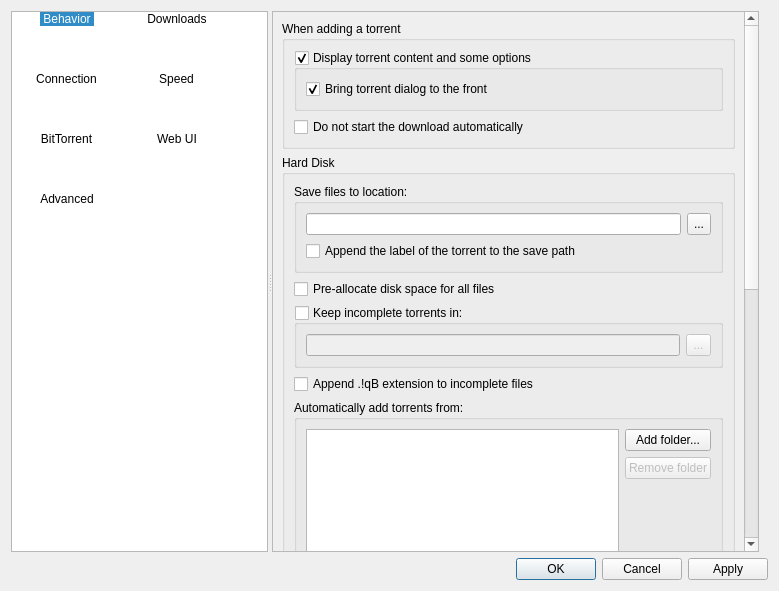
Above: src/gui/options.ui from qbittorrent/qBittorrent before the change. Below: the same form after it.
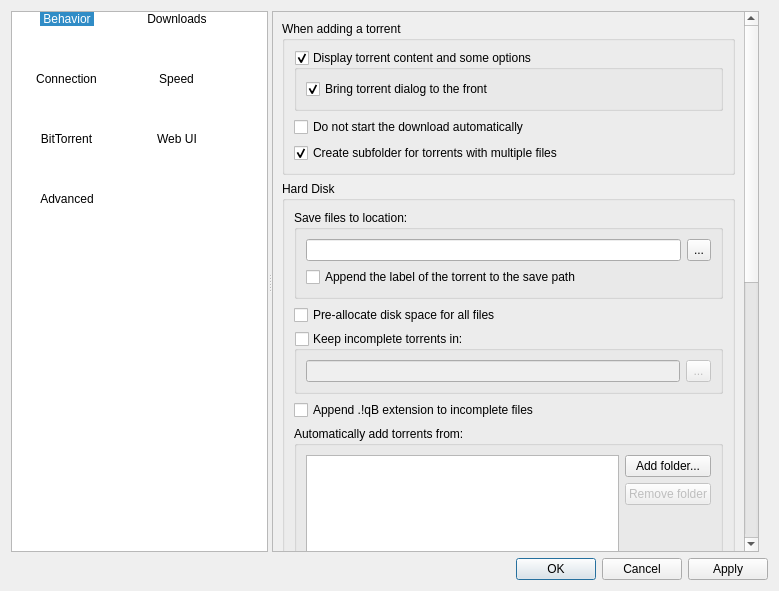
That is the form after the change. The open tabs and pages were chosen to show the change. Icons and pictures are not drawn.

Commit message: Setting for creating subfolder on multifile torrents. Closes #588.

Patch:
```diff
--- a/src/gui/options.ui
+++ b/src/gui/options.ui
@@ -521,7 +521,7 @@
              <x>0</x>
              <y>0</y>
              <width>454</width>
-             <height>942</height>
+             <height>890</height>
             </rect>
            </property>
            <layout class="QVBoxLayout" name="verticalLayout">
@@ -569,6 +569,16 @@
                  </layout>
                 </widget>
                </item>
+               <item row="2" column="0">
+                <widget class="QCheckBox" name="checkCreateSubfolder">
+                 <property name="text">
+                  <string>Create subfolder for torrents with multiple files</string>
+                 </property>
+                 <property name="checked">
+                  <bool>true</bool>
+                 </property>
+                </widget>
+               </item>
               </layout>
              </widget>
             </item>
```
The commit also changes 12 other files.
